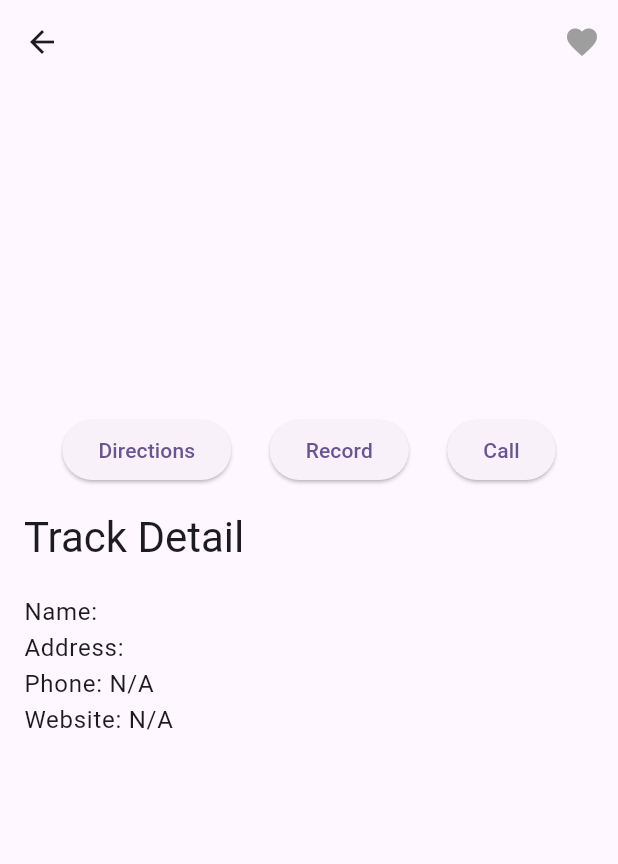
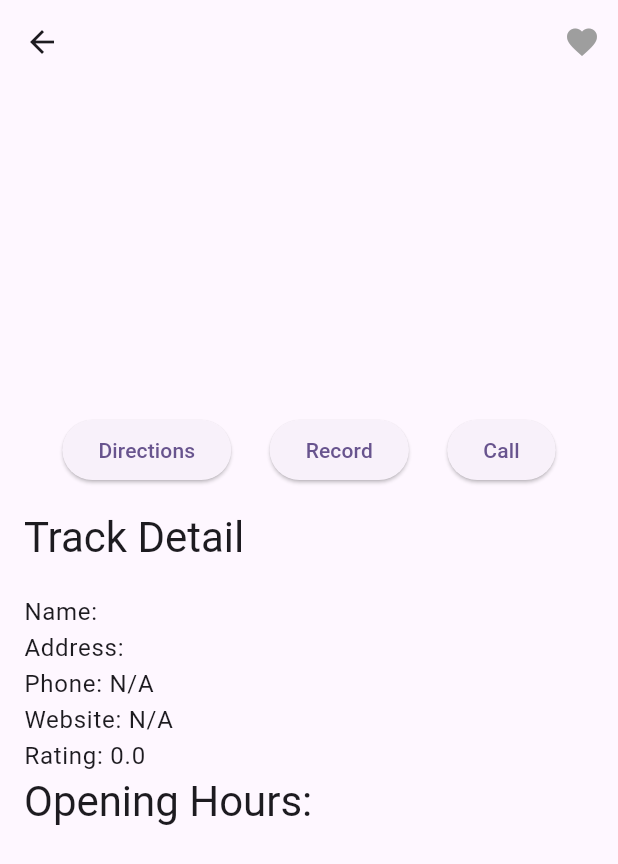
Before and after one commit to williamdoto/karting_application, a Flutter app: the TrackDetail screen opened directly with empty values, on a phone screen of 412 x 824 dp. Shown: the top 864 px of the screen. Run offline on Flutter 3.47's test engine with Material 2 defaults, Android fonts, the light colour scheme and no system bars; drawn by our look-alikes of carousel_slider; our stand-ins replace cloud_firestore, firebase_auth, firebase_core, geolocator, permission_handler; missing offline and left inert: flutter_google_maps_webservices, maps_launcher; accounts and stored records are empty; network calls fail.

Commit message:
Added Ratings, Reviews, and Cards to view those respective things

```diff
--- a/lib/TrackDetail.dart
+++ b/lib/TrackDetail.dart
@@ -49,13 +49,28 @@
     MapsLauncher.launchQuery(widget.kartPlace['name']);
   }
 
+  Future<void> _launchCall(String? phoneNumber) async {
+    if (phoneNumber == null) {
+      ScaffoldMessenger.of(context).showSnackBar(
+          const SnackBar(content: Text("Phone Number isn't available")));
+    } else {
+      String sanitizedNumber = phoneNumber.replaceAll(RegExp(r'[^\d+]'), '');
+      Uri url = Uri.parse('tel:$sanitizedNumber');
+      if (await canLaunchUrl(url)) {
+        await launchUrl(url);
+      } else {
+        throw 'Could not launch $url';
+      }
+    }
+  }
+
   Future<void> fetchPlaceDetails(String placeId) async {
     String apiKey =
         'AIzaSyDINb5jEJSNl4aLsbGCBXSiImHMTnajoGw'; // Enter your Google API Key
 
     final response = await http.get(
       Uri.parse(
-        'https://maps.googleapis.com/maps/api/place/details/json?place_id=$placeId&fields=formatted_phone_number,website&key=$apiKey',
+        'https://maps.googleapis.com/maps/api/place/details/json?place_id=$placeId&fields=formatted_phone_number,website,rating,opening_hours,reviews&reviews_sort=most_relevant&key=$apiKey',
       ),
     );
 
@@ -102,9 +117,23 @@
 
   @override
   Widget build(BuildContext context) {
-    String? phoneNumber =
+    late String? phoneNumber =
         placeDetails != null ? placeDetails!['formatted_phone_number'] : 'N/A';
-    String? website = placeDetails != null ? placeDetails!['website'] : 'N/A';
+    late String? website =
+        placeDetails != null ? placeDetails!['website'] : 'N/A';
+    //     String? openingHours = placeDetails != null
+    //     ? (placeDetails!['opening_hours']['open_now'] ? 'Open Now' : 'Closed')
+    //     : 'N/A';
+    // double? rating = placeDetails != null ? placeDetails!['rating'] : 'N/A';
+    // String? priceLevel = placeDetails != null ? placeDetails!['price_level'].toString() : 'N/A';
+    late double? rating = placeDetails != null ? placeDetails!['rating'] : 0.0;
+    // Fetch opening hours
+    List<dynamic>? openingHours = placeDetails != null
+        ? (placeDetails!['opening_hours']?['weekday_text'] as List<dynamic>?)
+        : [];
+    List<dynamic>? reviews = placeDetails != null
+        ? placeDetails!['reviews'] as List<dynamic>?
+        : null;
 
     String apiKey =
         'AIzaSyDINb5jEJSNl4aLsbGCBXSiImHMTnajoGw'; // Enter your Google API Key
@@ -124,7 +153,10 @@
             ),
           ],
         ),
-      body: Column(
+        body: SingleChildScrollView(
+            child: ConstrainedBox(
+          constraints: BoxConstraints(),
+          child: Column(
             mainAxisAlignment: MainAxisAlignment.start,
             crossAxisAlignment: CrossAxisAlignment.start,
             children: <Widget>[
@@ -158,7 +190,7 @@
                       onPressed: () {},
                     ),
                     ElevatedButton(
-                  onPressed: saveTrack,
+                      onPressed: () => _launchCall(phoneNumber),
                       child: const Text('Call'),
                     ),
                   ],
@@ -191,6 +223,93 @@
                       'Website: $website',
                       style: Theme.of(context).textTheme.bodyText1,
                     ),
+                    Text(
+                      'Rating: $rating',
+                      style: Theme.of(context).textTheme.bodyText1,
+                    ),
+                    if (openingHours != null) ...[
+                      Text(
+                        'Opening Hours:',
+                        style: Theme.of(context).textTheme.headline4,
+                      ),
+                      for (var hours in openingHours)
+                        Text(
+                          hours,
+                          style: Theme.of(context).textTheme.bodyText1,
+                        ),
+                    ],
+                    if (reviews != null) ...[
+                      const SizedBox(height: 20),
+                      Text(
+                        'Reviews:',
+                        style: Theme.of(context).textTheme.headline4,
+                      ),
+                      SizedBox(
+                        height: 200,
+                        child: ListView.builder(
+                          scrollDirection: Axis.horizontal,
+                          itemCount: reviews.length,
+                          itemBuilder: (context, index) {
+                            var review = reviews[index];
+                            var reviewText = review['text'];
+                            var truncatedReviewText = reviewText.length > 100
+                                ? reviewText.substring(0, 100) + '...'
+                                : reviewText;
+
+                            return InkWell(
+                              onTap: reviewText.length > 100
+                                  ? () {
+                                      showModalBottomSheet(
+                                        context: context,
+                                        builder: (context) {
+                                          return Container(
+                                            padding: EdgeInsets.all(10.0),
+                                            child: Text(reviewText),
+                                          );
+                                        },
+                                      );
+                                    }
+                                  : null,
+                              child: SizedBox(
+                                width: 300, // set the width of the review card
+                                child: Card(
+                                  child: Padding(
+                                    padding: const EdgeInsets.all(10.0),
+                                    child: Column(
+                                      crossAxisAlignment:
+                                          CrossAxisAlignment.start,
+                                      children: [
+                                        Text(
+                                          'Reviewer: ${review['author_name']}',
+                                          style: Theme.of(context)
+                                              .textTheme
+                                              .titleLarge,
+                                        ),
+                                        Text(
+                                          'Rating: ${review['rating']}',
+                                          style: Theme.of(context)
+                                              .textTheme
+                                              .titleMedium,
+                                        ),
+                                        Text(
+                                          'Review: $truncatedReviewText',
+                                          style: Theme.of(context)
+                                              .textTheme
+                                              .bodyMedium,
+                                        ),
+                                      ],
+                                    ),
+                                  ),
+                                ),
+                              ),
+                            );
+                          },
+                        ),
+                      ),
+                    ]
+
+                    // ...you can add more details here
+
                     // ...you can add more details here
                   ],
                 ),
@@ -199,6 +318,6 @@
               const SizedBox(height: 20)
             ],
           ),
-    );
+        )));
   }
 }
```
Also changed, not shown: 1 other file. Lines whose indentation alone changed are shown as unchanged.
